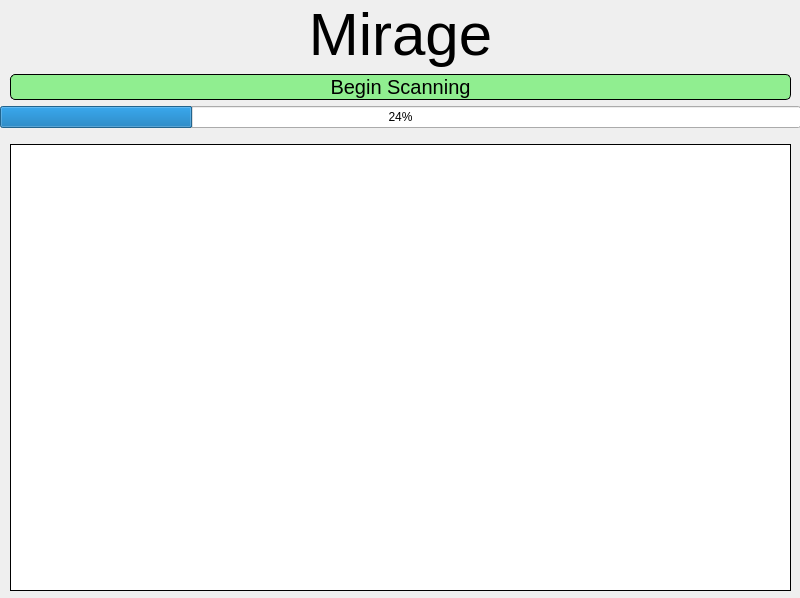
Old version of the form UI/MirageMainWindow.ui in the repository vipersniper0501/Mirage.
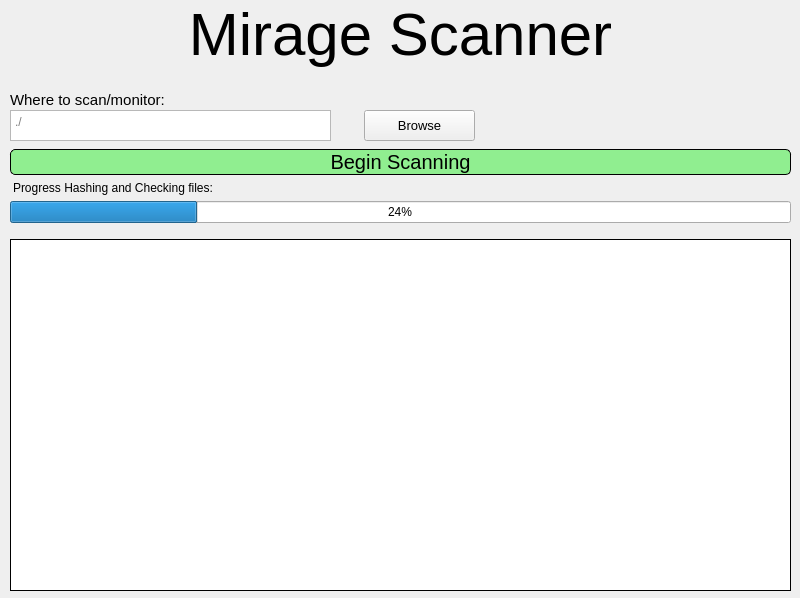
New version of the form.

Commit message: Created GUI component and abstracted into a class based structure.

What changed in the file:
```diff
--- a/UI/MirageMainWindow.ui
+++ b/UI/MirageMainWindow.ui
@@ -49,7 +49,7 @@
         <string notr="true"/>
        </property>
        <property name="text">
-        <string>Mirage</string>
+        <string>Mirage Scanner</string>
        </property>
        <property name="alignment">
         <set>Qt::AlignCenter</set>
@@ -59,6 +59,22 @@
        </property>
       </widget>
      </item>
+     <item>
+      <spacer name="verticalSpacer">
+       <property name="orientation">
+        <enum>Qt::Vertical</enum>
+       </property>
+       <property name="sizeType">
+        <enum>QSizePolicy::Fixed</enum>
+       </property>
+       <property name="sizeHint" stdset="0">
+        <size>
+         <width>14</width>
+         <height>75</height>
+        </size>
+       </property>
+      </spacer>
+     </item>
      <item>
       <widget class="QPushButton" name="ScanButton">
        <property name="sizePolicy">
@@ -90,16 +106,45 @@
        </property>
       </widget>
      </item>
+     <item>
+      <widget class="QLabel" name="label">
+       <property name="sizePolicy">
+        <sizepolicy hsizetype="Fixed" vsizetype="Fixed">
+         <horstretch>0</horstretch>
+         <verstretch>0</verstretch>
+        </sizepolicy>
+       </property>
+       <property name="styleSheet">
+        <string notr="true">Margin-Left: 10px;</string>
+       </property>
+       <property name="text">
+        <string>Progress Hashing and Checking files:</string>
+       </property>
+      </widget>
+     </item>
      <item>
       <widget class="QProgressBar" name="progressBar">
+       <property name="sizePolicy">
+        <sizepolicy hsizetype="Preferred" vsizetype="Fixed">
+         <horstretch>0</horstretch>
+         <verstretch>0</verstretch>
+        </sizepolicy>
+       </property>
        <property name="font">
         <font>
          <family>Arial</family>
+         <pointsize>9</pointsize>
         </font>
        </property>
+       <property name="styleSheet">
+        <string notr="true">Margin-left: 10px; Margin-right: 10px;</string>
+       </property>
        <property name="value">
         <number>24</number>
        </property>
+       <property name="alignment">
+        <set>Qt::AlignCenter</set>
+       </property>
       </widget>
      </item>
      <item>
@@ -118,10 +163,76 @@
        <property name="alignment">
         <set>Qt::AlignLeading|Qt::AlignLeft|Qt::AlignTop</set>
        </property>
+       <property name="wordWrap">
+        <bool>true</bool>
+       </property>
+       <property name="textInteractionFlags">
+        <set>Qt::LinksAccessibleByMouse|Qt::TextSelectableByMouse</set>
+       </property>
       </widget>
      </item>
     </layout>
    </widget>
+   <widget class="QPlainTextEdit" name="ScanLocationInput">
+    <property name="geometry">
+     <rect>
+      <x>10</x>
+      <y>110</y>
+      <width>321</width>
+      <height>31</height>
+     </rect>
+    </property>
+    <property name="cursor" stdset="0">
+     <cursorShape>IBeamCursor</cursorShape>
+    </property>
+    <property name="tabChangesFocus">
+     <bool>true</bool>
+    </property>
+    <property name="placeholderText">
+     <string>./</string>
+    </property>
+   </widget>
+   <widget class="QPushButton" name="ScanLocationBrowse">
+    <property name="geometry">
+     <rect>
+      <x>364</x>
+      <y>110</y>
+      <width>111</width>
+      <height>31</height>
+     </rect>
+    </property>
+    <property name="font">
+     <font>
+      <family>Arial</family>
+      <pointsize>10</pointsize>
+     </font>
+    </property>
+    <property name="cursor">
+     <cursorShape>PointingHandCursor</cursorShape>
+    </property>
+    <property name="text">
+     <string>Browse</string>
+    </property>
+   </widget>
+   <widget class="QLabel" name="ScanLabel">
+    <property name="geometry">
+     <rect>
+      <x>10</x>
+      <y>89</y>
+      <width>171</width>
+      <height>21</height>
+     </rect>
+    </property>
+    <property name="font">
+     <font>
+      <family>Arial</family>
+      <pointsize>11</pointsize>
+     </font>
+    </property>
+    <property name="text">
+     <string>Where to scan/monitor:</string>
+    </property>
+   </widget>
   </widget>
  </widget>
  <resources/>
```
Left out of the diff: 3 changed lines with no effect on the pictures. The commit also changes 2 other files.
